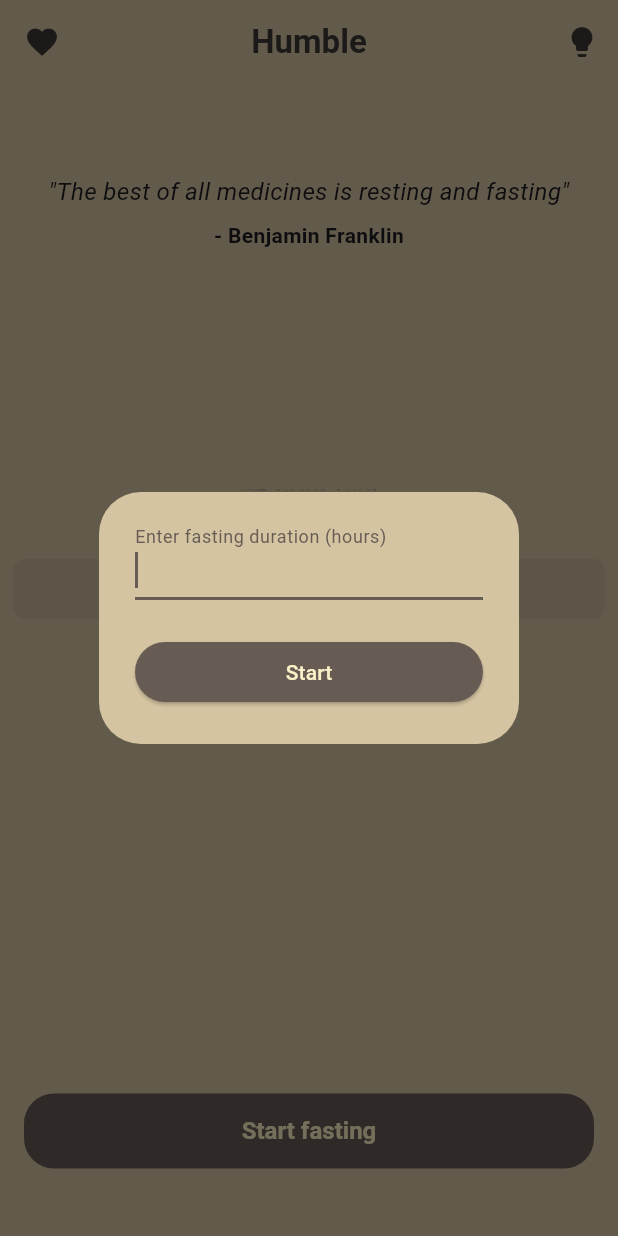
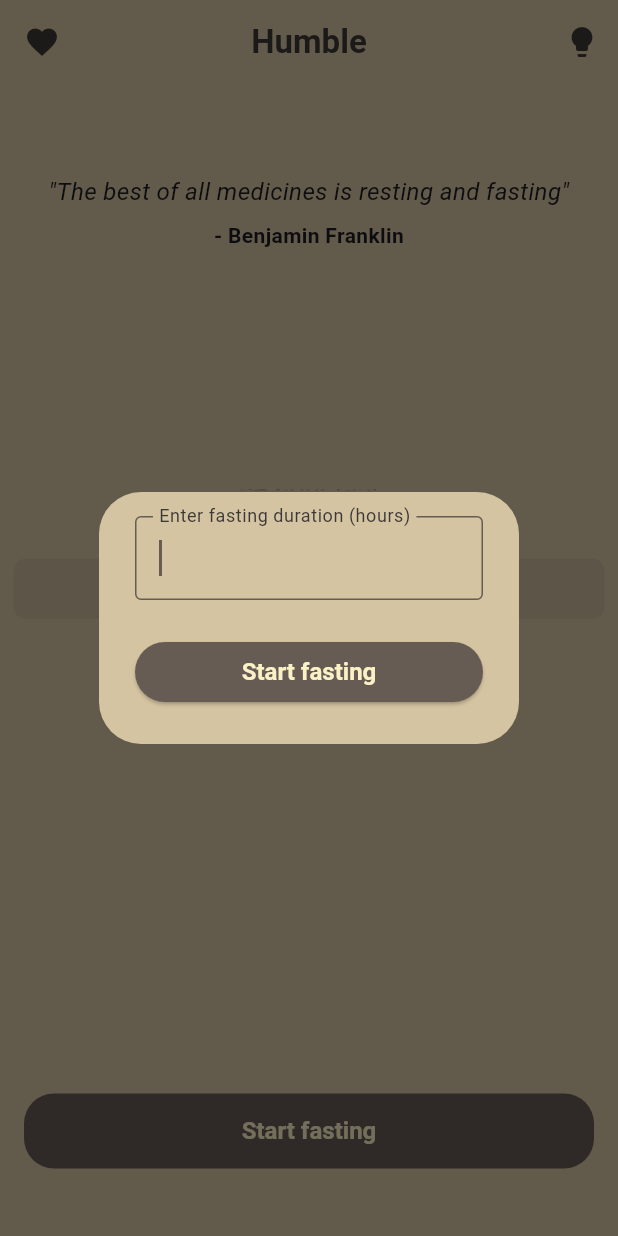
Before and after one commit to untreu2/humble, a Flutter app: the screen it shows after launch, scrolled down 200 dp, after a tap on "Start fasting", on a phone screen of 412 x 824 dp. Run offline on Flutter 3.47's test engine with Material 3 defaults, Android fonts, the phone set to English and light mode, and no system bars; our stand-ins replace shared_preferences.

Commit message:
Ensured custom fasting start button text uses colorScheme

```diff
--- a/lib/fasting_screen.dart
+++ b/lib/fasting_screen.dart
@@ -145,12 +145,24 @@ class _FastingScreenState extends State<FastingScreen>
       context: context,
       builder: (context) {
         return AlertDialog(
+          backgroundColor: Theme.of(context).colorScheme.surface,
           content: TextField(
             autofocus: true,
             controller: controller,
             keyboardType: TextInputType.number,
-            decoration: const InputDecoration(
+            decoration: InputDecoration(
               labelText: 'Enter fasting duration (hours)',
+              labelStyle: TextStyle(
+                color: Theme.of(context).colorScheme.onSurface,
+              ),
+              focusedBorder: OutlineInputBorder(
+                borderSide: BorderSide(
+                  color: Theme.of(context).colorScheme.primary,
+                ),
+              ),
+            ),
+            style: TextStyle(
+              color: Theme.of(context).colorScheme.onSurface,
             ),
           ),
           actions: [
@@ -169,7 +181,18 @@ class _FastingScreenState extends State<FastingScreen>
                   }
                   Navigator.of(context).pop();
                 },
-                child: const Text('Start'),
+                style: ElevatedButton.styleFrom(
+                  backgroundColor: Theme.of(context).colorScheme.primary,
+                  foregroundColor: Theme.of(context).colorScheme.onPrimary,
+                  shape: RoundedRectangleBorder(
+                    borderRadius: BorderRadius.circular(20),
+                  ),
+                  textStyle: const TextStyle(
+                    fontSize: 16,
+                    fontWeight: FontWeight.w600,
+                  ),
+                ),
+                child: const Text('Start fasting'),
               ),
             ),
           ],
```
